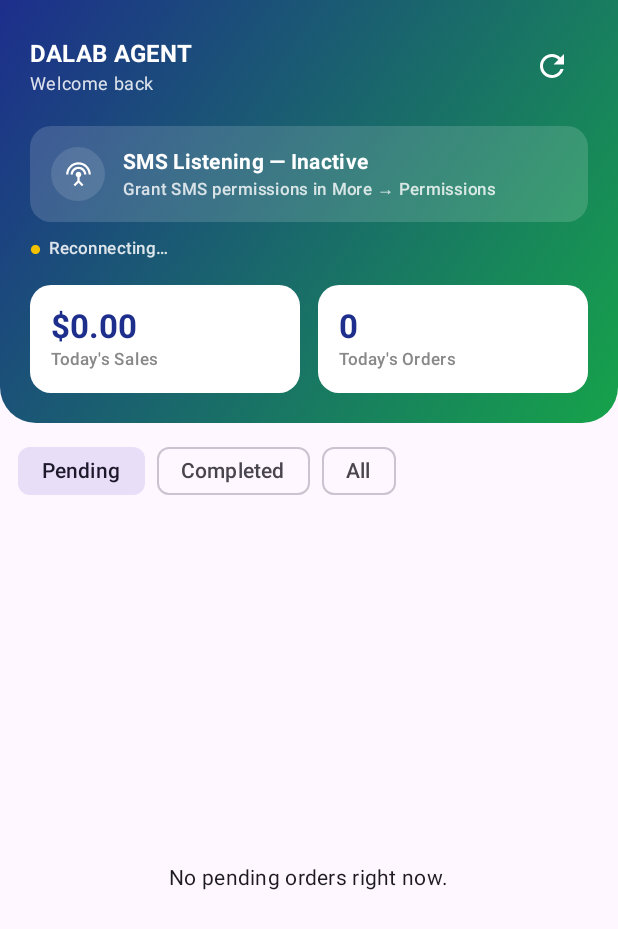
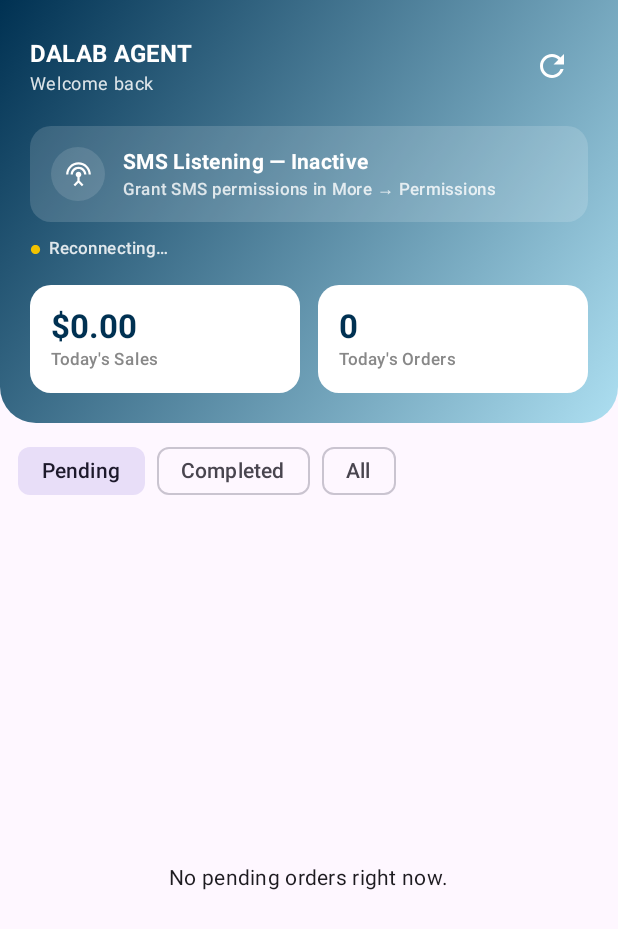
Before and after one commit to waaproltd-spec/Dalab-internet, an Android app built with Jetpack Compose: the composable OrdersListScreen shown on its own in the app's theme, on a phone screen of 412 x 824 dp. Shown: the top 929 px of the screen. Run offline under Robolectric (Android 15) with nearby library versions, the phone set to English and light mode, and no system bars; libraries missing offline, so code that uses them is left out: okhttp3.sse; network calls fail; 7 statements that could not run were skipped.

Commit message:
Rebrand: Dark Azure + Soft Blue as the shared brand color system
Agent App and Admin Dashboard side of the same rebrand just applied to
the Customer App (dalab-internet-2) — replaces Dalab Indigo (#1D2E8C)
as the main brand color with Dark Azure (#003152) + Soft Blue
(#ADDFF1) everywhere it's used as brand, leaving functional/status
colors untouched.

Agent App (colors.xml + the two screens that reference it):
- dalab_indigo/dalab_indigo_dark -> #003152 (both now the same value —
  no third shade), dalab_ink (status bar / branded bar) -> #003152.
  Added dalab_soft_blue (#ADDFF1) alongside.
- OrdersListScreen.kt's DalabIndigo constant -> #003152; its header
  gradient now goes DalabIndigo -> Soft Blue instead of DalabIndigo ->
  DalabGreen (that gradient was decorative brand treatment, not a
  status signal — DalabGreen's other use, the sale-amount text color,
  is untouched, still functional).
- NewSaleScreen.kt's SYNCING status banner color was coincidentally
  the old indigo hex despite being a functional "in progress" status
  color, not brand — switched to #1D4ED8 (matching the info-blue the
  Customer App/Admin Dashboard already use for status), not Dark
  Azure, so it stays distinct from real brand elements.

Admin Dashboard (App.jsx):
- INDIGO constant (49 call sites: buttons, active-filter states, chart
  lines, edit icons, summary cards) -> #003152. Kept the name to avoid
  a repo-wide identifier rename; every call site is correct
  automatically.
- The three default-company-color fallbacks (shown only when a
  provider has no colorHex of its own) -> #003152.

Confirmed zero remaining #1D2E8C/#16209E/#0B1240-as-brand references
in either app. super-admin-app: vite build passes clean. agent-app:
no working Android SDK/Gradle Google-Maven access in this sandbox
(confirmed — AGP plugin resolution fails offline), so verified by
hand; a real CI build (agent-app-build-apk.yml, which has a working
runner here) requested next.

```diff
--- a/agent-app/app/src/main/java/com/dalab/internet/ui/NewSaleScreen.kt
+++ b/agent-app/app/src/main/java/com/dalab/internet/ui/NewSaleScreen.kt
@@ -368,8 +368,12 @@ private fun SyncStatusBanner(state: PendingSalesSyncStatus.State, pendingCount:
             Color(0xFFFFF3CD), Color(0xFF7A5B00),
             "Offline — $pendingCount sale${if (pendingCount == 1) "" else "s"} waiting to send",
         )
+        // Functional "in progress" status color, not brand — was the old
+        // Dalab Indigo hex coincidentally, now the same info-blue the
+        // Customer App/Admin Dashboard use for status (not Dark Azure,
+        // which is reserved for actual brand elements).
         PendingSalesSyncStatus.State.SYNCING -> Triple(
-            Color(0xFFD6E4FF), Color(0xFF1D2E8C),
+            Color(0xFFD6E4FF), Color(0xFF1D4ED8),
             "Syncing $pendingCount pending sale${if (pendingCount == 1) "" else "s"}…",
         )
         PendingSalesSyncStatus.State.COMPLETED -> Triple(
--- a/agent-app/app/src/main/java/com/dalab/internet/ui/OrdersListScreen.kt
+++ b/agent-app/app/src/main/java/com/dalab/internet/ui/OrdersListScreen.kt
@@ -45,7 +45,12 @@ import java.text.SimpleDateFormat
 import java.util.Date
 import java.util.Locale
 
-private val DalabIndigo = Color(0xFF1D2E8C)
+// DALAB brand — Dark Azure + Soft Blue, shared with the Customer App and
+// Admin Dashboard. DalabGreen stays separate: it's the functional
+// success/money-earned color (line below and the sale-amount text further
+// down), not brand, per the shared two-color rule's own carve-out.
+private val DalabIndigo = Color(0xFF003152)
+private val DalabSoftBlue = Color(0xFFADDFF1)
 private val DalabGreen = Color(0xFF16A34A)
 
 private enum class OrdersFilter(val label: String, val apiStatus: String?) {
@@ -263,7 +268,7 @@ private fun AgentHomeHeader(
         modifier = Modifier
             .fillMaxWidth()
             .background(
-                Brush.linearGradient(listOf(DalabIndigo, DalabGreen)),
+                Brush.linearGradient(listOf(DalabIndigo, DalabSoftBlue)),
                 shape = RoundedCornerShape(bottomStart = 24.dp, bottomEnd = 24.dp),
             )
             .padding(20.dp),
```
Also changed, not shown: agent-app/app/src/main/res/values/colors.xml (+11 -3 lines), 1 other file.
